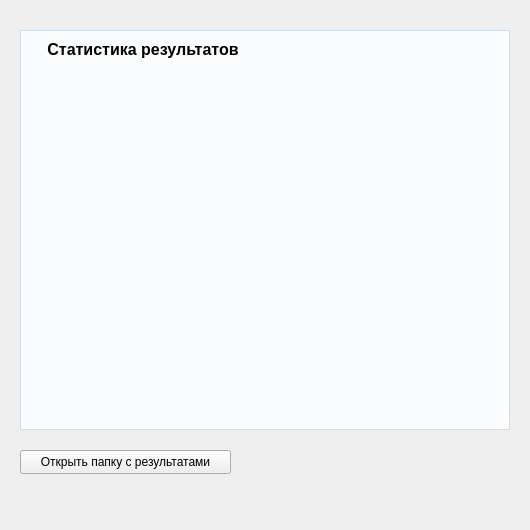
Alina-Murzakova/Infill_drilling, file app/gui/widgets/result.ui: the form before one commit.
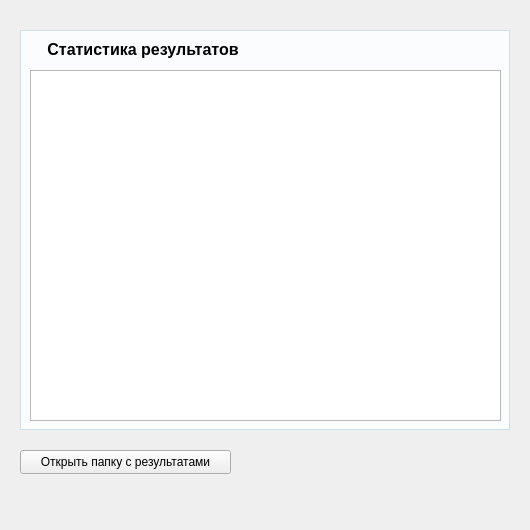
The form after the commit.

Commit message: summary table

```diff
--- a/app/gui/widgets/result.ui
+++ b/app/gui/widgets/result.ui
@@ -65,6 +65,16 @@
    <property name="title">
     <string>Статистика результатов</string>
    </property>
+   <widget class="QTableView" name="tableSummary">
+    <property name="geometry">
+     <rect>
+      <x>10</x>
+      <y>40</y>
+      <width>471</width>
+      <height>351</height>
+     </rect>
+    </property>
+   </widget>
   </widget>
  </widget>
  <resources/>
```
The commit also changes 7 other files.
